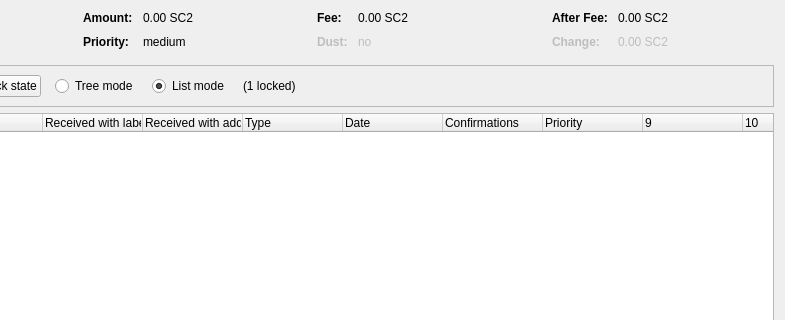
This is src/qt/forms/coincontroldialog.ui in MichaelHDesigns/securecloud2 as Qt 5 draws it before an edit; both pictures show x 169 to 954 and y 0 to 320 of the 954 by 500 pixel window. The edited form follows.
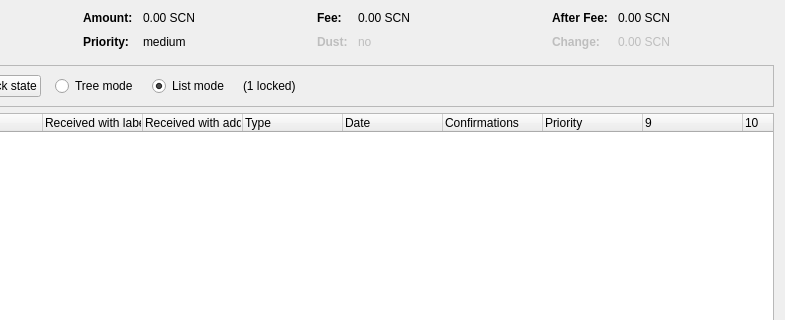
This is the edited form. Custom widgets are drawn as their Qt base class.

What changed in the file:
```diff
--- a/src/qt/forms/coincontroldialog.ui
+++ b/src/qt/forms/coincontroldialog.ui
@@ -132,7 +132,7 @@
           <enum>Qt::ActionsContextMenu</enum>
          </property>
          <property name="text">
-          <string notr="true">0.00 SC2</string>
+          <string notr="true">0.00 SCN</string>
          </property>
          <property name="textInteractionFlags">
           <set>Qt::LinksAccessibleByMouse|Qt::TextSelectableByKeyboard|Qt::TextSelectableByMouse</set>
@@ -206,7 +206,7 @@
           <enum>Qt::ActionsContextMenu</enum>
          </property>
          <property name="text">
-          <string notr="true">0.00 SC2</string>
+          <string notr="true">0.00 SCN</string>
          </property>
          <property name="textInteractionFlags">
           <set>Qt::LinksAccessibleByMouse|Qt::TextSelectableByKeyboard|Qt::TextSelectableByMouse</set>
@@ -286,7 +286,7 @@
           <enum>Qt::ActionsContextMenu</enum>
          </property>
          <property name="text">
-          <string notr="true">0.00 SC2</string>
+          <string notr="true">0.00 SCN</string>
          </property>
          <property name="textInteractionFlags">
           <set>Qt::LinksAccessibleByMouse|Qt::TextSelectableByKeyboard|Qt::TextSelectableByMouse</set>
@@ -321,7 +321,7 @@
           <enum>Qt::ActionsContextMenu</enum>
          </property>
          <property name="text">
-          <string notr="true">0.00 SC2</string>
+          <string notr="true">0.00 SCN</string>
          </property>
          <property name="textInteractionFlags">
           <set>Qt::LinksAccessibleByMouse|Qt::TextSelectableByKeyboard|Qt::TextSelectableByMouse</set>
```
